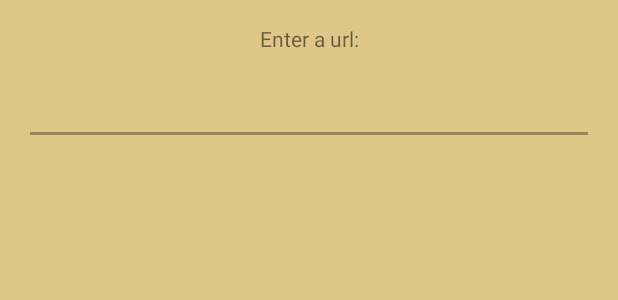
After one commit to qqwa/GeoQuiz9000, an Android app: the layout dialog_enter_url.xml on its own in the app's theme, with its tools: preview values and no code run, on a phone screen of 412 x 824 dp. The commit adds this screen. Shown: the top 300 px of the screen. Run offline under Robolectric (Android 15) with nearby library versions, the phone set to English and light mode, and no system bars.

Commit message:
EnterUrlDialog and conversion-methods done, not tested

```diff
--- /dev/null
+++ b/app/src/main/res/layout/dialog_enter_url.xml
@@ -0,0 +1,26 @@
+<?xml version="1.0" encoding="utf-8"?>
+<LinearLayout xmlns:android="http://schemas.android.com/apk/res/android"
+              android:orientation="vertical"
+              android:layout_width="match_parent"
+              android:layout_height="match_parent">
+
+    <TextView
+        android:id="@+id/enter_url_label"
+        android:layout_width="match_parent"
+        android:layout_height="wrap_content"
+        android:text="@string/enter_url_prompt"
+        android:gravity="center"
+        android:layout_margin="16dp"
+        />
+
+    <EditText
+        android:id="@+id/url_string"
+        android:layout_width="match_parent"
+        android:layout_height="wrap_content"
+        android:layout_marginBottom="16dp"
+        android:layout_marginLeft="16dp"
+        android:layout_marginRight="16dp"
+        android:inputType="textUri"
+        />
+
+</LinearLayout>
--- a/app/src/main/res/layout/dialog_task.xml
+++ b/app/src/main/res/layout/dialog_task.xml
@@ -10,6 +10,7 @@
         android:text=""
         android:layout_width="match_parent"
         android:layout_height="wrap_content"
-        android:layout_weight="1" />
+        android:gravity="center"
+        />
 
 </LinearLayout>
--- a/app/src/main/res/values/strings.xml
+++ b/app/src/main/res/values/strings.xml
@@ -71,6 +71,9 @@
     <string name="press_long_on_the_map_to_set_the_marker">Press long on the map to set the marker!</string>
     <string name="let_s_go">LET\'S GO</string>
 
+    <!--Dialog URL-->
+    <string name="enter_url_prompt">Enter a url:</string>
+
     <!--Error Messages-->
     <string name="error_load_map_package">"Could not load map package."</string>
     <string name="import_error_msg">Incompatible file type chosen</string>
```
Also changed, not shown: app/src/main/java/no/ntnu/tdt4240/geoquiz9000/activities/MenuActivity.java (+13 -18 lines), app/src/main/java/no/ntnu/tdt4240/geoquiz9000/dialogs/EnterUrlDialog.java (added, +78 -0 lines), app/src/main/java/no/ntnu/tdt4240/geoquiz9000/utils/GeoUtils.java (+8 -0 lines).
